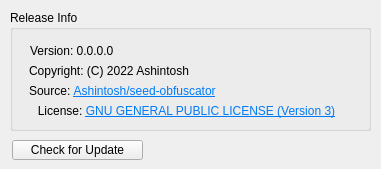
First picture: the form in src/aboutwindow.ui, repository Ashintosh/seed-obfuscator, before the edit.
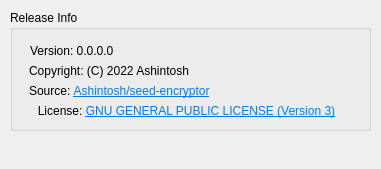
Second picture: the form after the edit. Icons and pictures are not drawn.

Commit message:
Removed check update and libcurl, replaced SHA256 with Crypto++ implementation
- Removed check update button
- Removed libcurl
- Removed SHA256 and replaced with Crypto++ implementation
- Updated license and readme
- Updated project name to 'seed-encryptor'

```diff
--- a/src/aboutwindow.ui
+++ b/src/aboutwindow.ui
@@ -99,7 +99,7 @@
      </rect>
     </property>
     <property name="text">
-     <string>&lt;html&gt;&lt;head/&gt;&lt;body&gt;&lt;p&gt;Source: &lt;a href=&quot;https://github.com/Ashintosh/seed-obfuscator&quot;&gt;&lt;span style=&quot; text-decoration: underline; color:#007af4;&quot;&gt;Ashintosh/seed-obfuscator&lt;/span&gt;&lt;/a&gt;&lt;/p&gt;&lt;/body&gt;&lt;/html&gt;</string>
+     <string>&lt;html&gt;&lt;head/&gt;&lt;body&gt;&lt;p&gt;Source: &lt;a href=&quot;https://github.com/Ashintosh/seed-encryptorr&quot;&gt;&lt;span style=&quot; text-decoration: underline; color:#007af4;&quot;&gt;Ashintosh/seed-encryptor&lt;/span&gt;&lt;/a&gt;&lt;/p&gt;&lt;/body&gt;&lt;/html&gt;</string>
     </property>
     <property name="textFormat">
      <enum>Qt::RichText</enum>
@@ -112,19 +112,6 @@
     </property>
    </widget>
   </widget>
-  <widget class="QPushButton" name="btnCheckUpdate">
-   <property name="geometry">
-    <rect>
-     <x>12</x>
-     <y>140</y>
-     <width>131</width>
-     <height>20</height>
-    </rect>
-   </property>
-   <property name="text">
-    <string>Check for Update</string>
-   </property>
-  </widget>
  </widget>
  <resources>
   <include location="../images.qrc"/>
```
Left out of the diff: 2 changed lines with no effect on the pictures. The commit also changes 28 other files.
